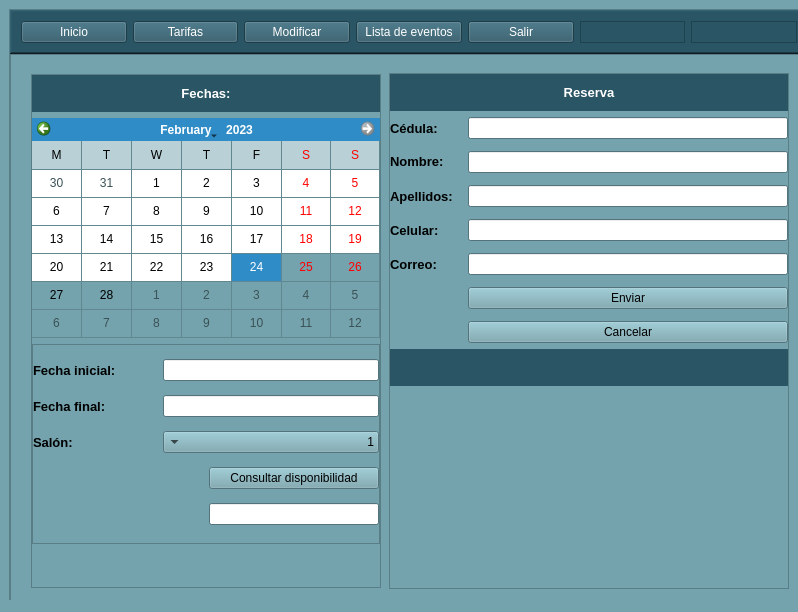
JulianVillad/GestorReservas, file Interfaz.ui: the form before one commit.
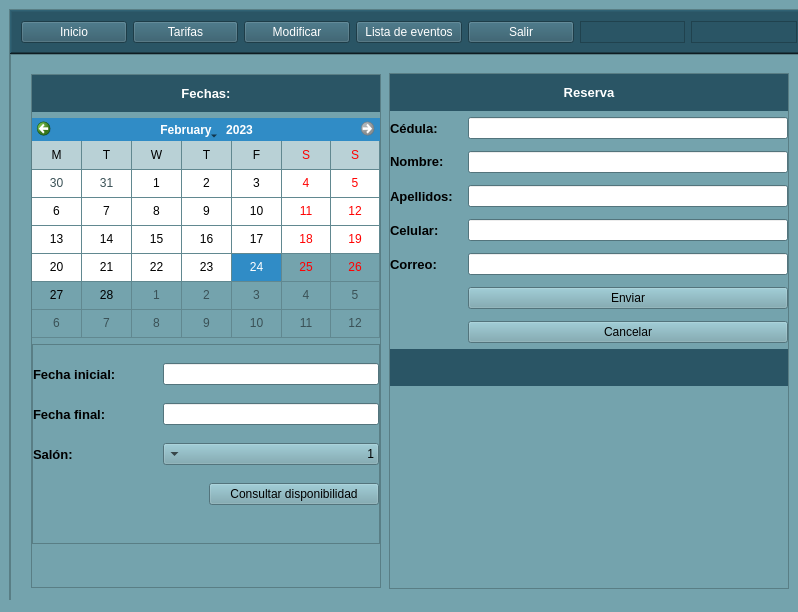
The form after the commit. The open tabs and pages were chosen to show the change.

What changed in the file:
```diff
--- a/Interfaz.ui
+++ b/Interfaz.ui
@@ -1156,19 +1156,6 @@
                       </property>
                      </spacer>
                     </item>
-                    <item>
-                     <widget class="QLineEdit" name="LE_Dispon_ini">
-                      <property name="maximumSize">
-                       <size>
-                        <width>170</width>
-                        <height>16777215</height>
-                       </size>
-                      </property>
-                      <property name="readOnly">
-                       <bool>true</bool>
-                      </property>
-                     </widget>
-                    </item>
                    </layout>
                   </item>
                  </layout>
```
Left out of the diff: 2 changed lines with no effect on the pictures.
